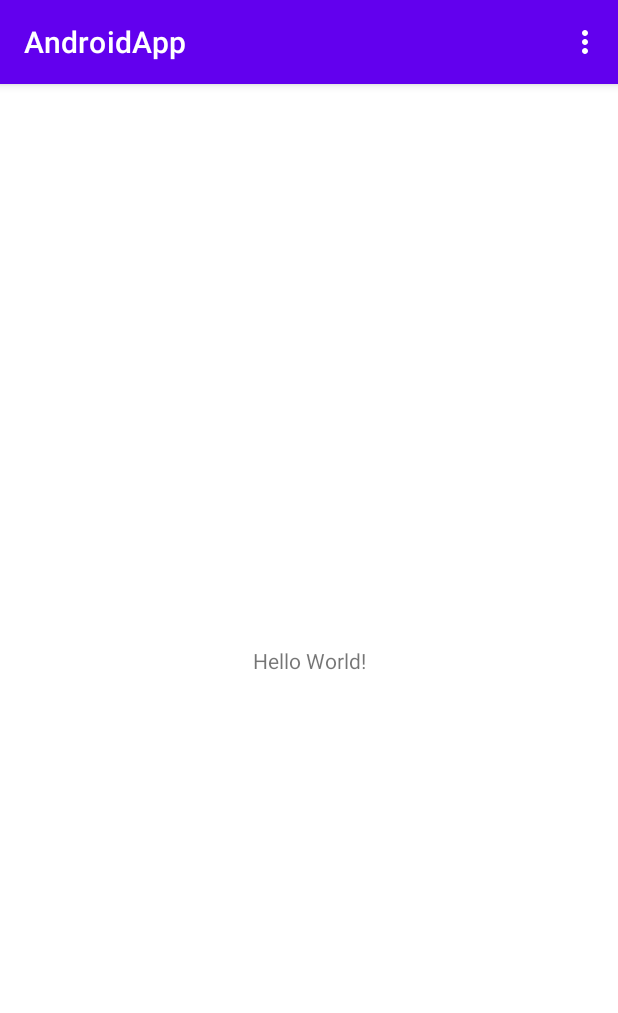
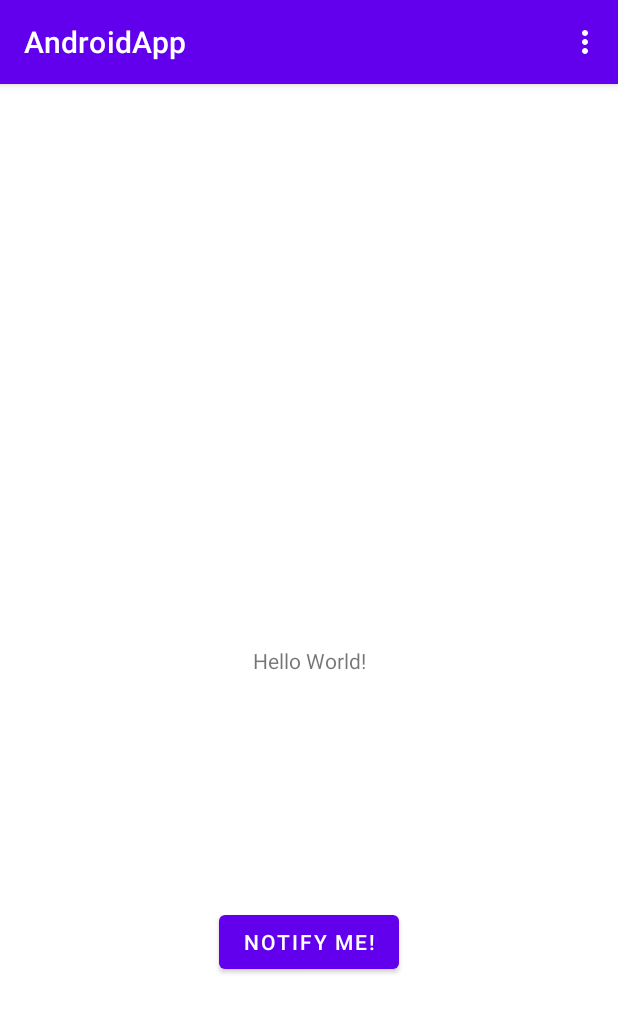
Before and after one commit to COEN-390/COEN-390, an Android app: the MainActivity screen opened directly, with no data from a screen before it, on a phone screen of 412 x 824 dp. Shown: the top 1013 px of the screen. Run offline under Robolectric (Android 15) with nearby library versions, the phone set to English and light mode, and no system bars.

Commit message:
Branch for triggering a notification

```diff
--- a/AndroidApp/app/src/main/java/com/example/androidapp/MainActivity.java
+++ b/AndroidApp/app/src/main/java/com/example/androidapp/MainActivity.java
@@ -3,12 +3,20 @@ package com.example.androidapp;
 import androidx.annotation.NonNull;
 import androidx.appcompat.app.ActionBar;
 import androidx.appcompat.app.AppCompatActivity;
+import androidx.core.app.NotificationCompat;
+import androidx.core.app.NotificationManagerCompat;
 
+import android.app.NotificationChannel;
+import android.app.NotificationManager;
+import android.app.PendingIntent;
 import android.content.Intent;
+import android.os.Build;
 import android.os.Bundle;
 import android.view.Menu;
 import android.view.MenuInflater;
 import android.view.MenuItem;
+import android.view.View;
+import android.widget.Button;
 import android.widget.TextView;
 import android.widget.Toast;
 
@@ -20,12 +28,16 @@ public class MainActivity extends AppCompatActivity {
     private ActionBar actionBar;
     private MenuInflater menuInflater;
     private TextView welcomeMessage;
+    private Button testButton;
+    //Notification channel ID. Put it somewhere better
+    private String defaultChannel = "defaultChannel";
 
     @Override
     protected void onCreate(Bundle savedInstanceState) {
         super.onCreate(savedInstanceState);
         setContentView(R.layout.activity_main);
 
+        createNotificationChannel();
         setupUI();
     }
 
@@ -40,6 +52,26 @@ public class MainActivity extends AppCompatActivity {
             welcomeMessage.setText("Welcome, " + sharedPreferencesHelper.getEmail() + "!");
         }
     }
+
+    //Must do at the start before notifications can happen. Maybe put on main activity onCreate() ?
+    private void createNotificationChannel() {
+        if (Build.VERSION.SDK_INT >= Build.VERSION_CODES.O) {
+
+            //These appear in app settings. Put in notification resource class instead?
+            CharSequence name = "SampleSequence";
+            String description = "SampleDescription";
+
+            //Sett the importance of the notification
+            int importance = NotificationManager.IMPORTANCE_HIGH;
+
+            //Actually creating the channel
+            NotificationChannel channel = new NotificationChannel(defaultChannel, name, importance);
+            channel.setDescription(description);
+            NotificationManager notificationManager = getSystemService(NotificationManager.class);
+            notificationManager.createNotificationChannel(channel);
+        }
+    }
+
 
     @Override
     public boolean onCreateOptionsMenu(Menu menu) {
@@ -70,6 +102,35 @@ public class MainActivity extends AppCompatActivity {
         actionBar.show();
         actionBar.setHomeButtonEnabled(false);
 
+        testButton = findViewById(R.id.testButton);
+
+        testButton.setOnClickListener(new View.OnClickListener() {
+            @Override
+            public void onClick(View view) {
+                notification();
+            }
+        });
+
+    }
+
+    private void notification(){
+
+        //Set the intent you want for when you click on the notification
+        Intent intent = new Intent(this, MainActivity.class);
+        intent.setFlags(Intent.FLAG_ACTIVITY_NEW_TASK | Intent.FLAG_ACTIVITY_CLEAR_TASK);
+        PendingIntent pendingIntent = PendingIntent.getActivity(this, 0, intent, 0);
+
+        //build the notification
+        NotificationCompat.Builder builder = new NotificationCompat.Builder(this, defaultChannel)
+                .setSmallIcon(R.drawable.ic_launcher_background)
+                .setContentTitle("Test Notification")
+                .setContentText("This is a test :)")
+                .setPriority(NotificationCompat.PRIORITY_HIGH)
+                .setContentIntent(pendingIntent);
+
+        //Actually display the notification
+        NotificationManagerCompat notificationManager = NotificationManagerCompat.from(this);
+        notificationManager.notify(420, builder.build()); //Different ID needed for separate cameras? or else can only have one notification for all cameras
 
     }
 
--- a/AndroidApp/app/src/main/res/layout/activity_main.xml
+++ b/AndroidApp/app/src/main/res/layout/activity_main.xml
@@ -16,4 +16,16 @@
         app:layout_constraintRight_toRightOf="parent"
         app:layout_constraintTop_toTopOf="parent" />
 
+    <Button
+        android:id="@+id/testButton"
+        android:layout_width="wrap_content"
+        android:layout_height="wrap_content"
+        android:layout_marginStart="146dp"
+        android:layout_marginEnd="146dp"
+        android:layout_marginBottom="172dp"
+        android:text="Notify Me!"
+        app:layout_constraintBottom_toBottomOf="parent"
+        app:layout_constraintEnd_toEndOf="parent"
+        app:layout_constraintStart_toStartOf="parent" />
+
 </androidx.constraintlayout.widget.ConstraintLayout>
```
